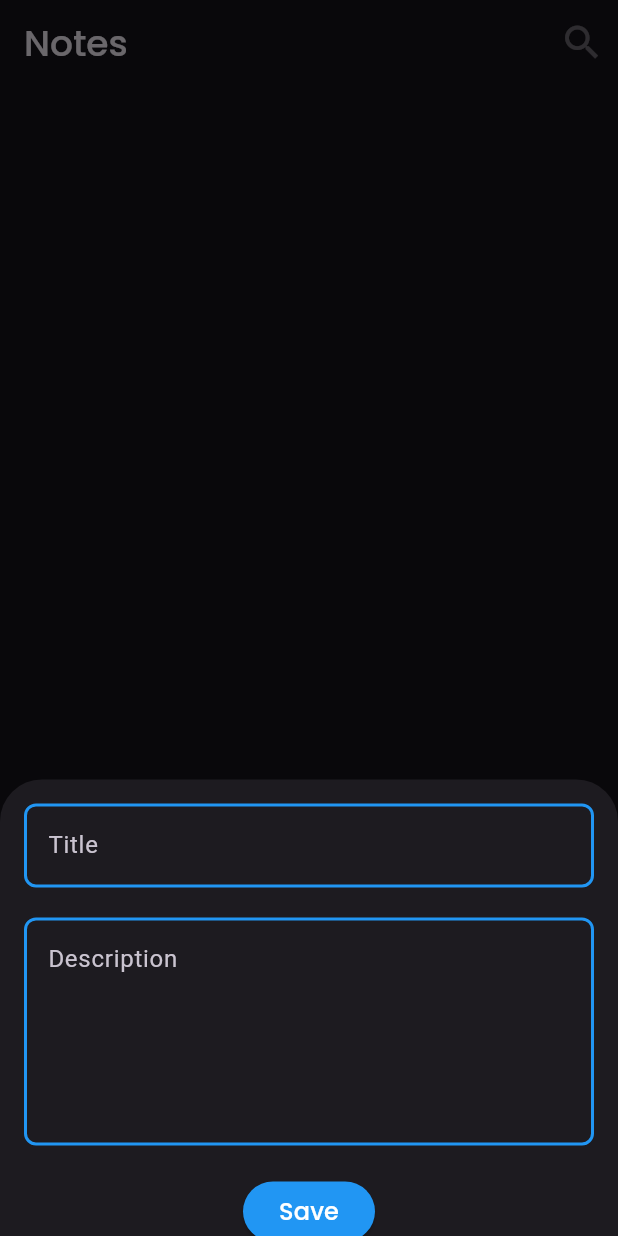
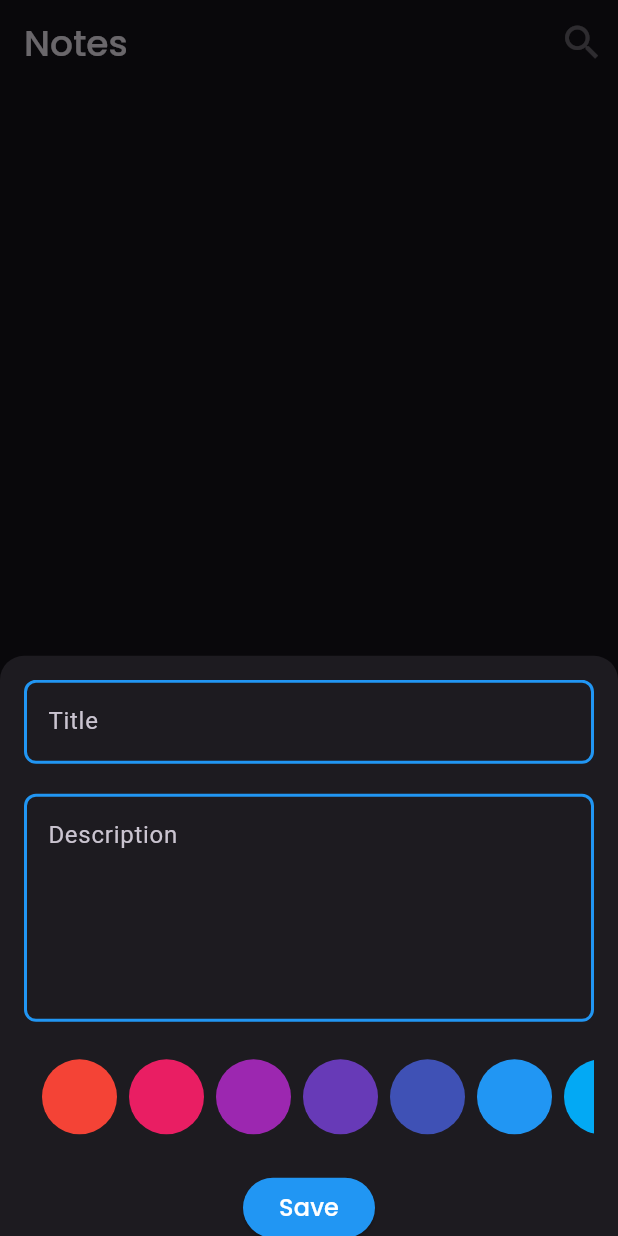
Before and after one commit to amro3z/note_hive, a Flutter app: the screen it shows after launch, after a tap on the "add" icon, on a phone screen of 412 x 824 dp. Run offline on Flutter 3.47's test engine with Material 3 defaults, Android fonts, the phone set to English and light mode, and no system bars; drawn by our look-alikes of modal_progress_hud_nsn; our stand-ins replace bloc, flutter_bloc, hive, hive_flutter, timeago; accounts and stored records are empty.

Commit message:
Add color selection feature and view note screen; refactor note item and add form

```diff
--- a/lib/base/CustomFormTextField.dart
+++ b/lib/base/CustomFormTextField.dart
@@ -41,7 +41,7 @@ class CustomFormTextField extends StatelessWidget {
       decoration: InputDecoration(
         hintText: hintText,
         helperStyle: TextStyle(
-          color: Colors.grey,
+          color: Colors.white30,
           fontSize: 16,
           fontFamily: 'Poppins',
           fontWeight: FontWeight.w400,
--- /dev/null
+++ b/lib/base/list_of_color.dart
@@ -0,0 +1,67 @@
+import 'package:flutter/material.dart';
+
+class ListOfColors extends StatefulWidget {
+  const ListOfColors({super.key, required this.onColorSelected});
+  final void Function(int) onColorSelected;
+
+  @override
+  State<ListOfColors> createState() => _ListOfColorsState();
+}
+
+class _ListOfColorsState extends State<ListOfColors> {
+  int colorOfNote = Colors.yellow.value; // Default selected color
+
+  @override
+  Widget build(BuildContext context) {
+    return SizedBox(
+      height: 60,
+      child: ListView.builder(
+        scrollDirection: Axis.horizontal,
+        padding: EdgeInsets.symmetric(horizontal: 8),
+        physics: BouncingScrollPhysics(),
+        shrinkWrap: true,
+        itemCount: Colors.primaries.length,
+        itemBuilder: (context, index) {
+          final color = Colors.primaries[index];
+          final isSelected =
+              color.value == colorOfNote; // ✅ check if this color is selected
+
+          return Padding(
+            padding: const EdgeInsets.all(4),
+            child: GestureDetector(
+              onTap: () {
+                setState(() {
+                  colorOfNote = color.value; // ✅ update selected color
+                });
+                widget.onColorSelected(
+                  colorOfNote,
+                ); // ✅ pass selected color to parent (AddForm)
+              },
+              child: Container(
+                decoration: BoxDecoration(
+                  shape: BoxShape.circle,
+                  color: color,
+                  border: isSelected
+                      ? Border.all(
+                          color: Colors.white,
+                          width: 4,
+                        ) // ✅ add white border if selected
+                      : null,
+                ),
+                width: 50,
+                height: 50,
+                child: isSelected
+                    ? Icon(
+                        Icons.check,
+                        color: Colors.white,
+                        size: 26,
+                      ) // ✅ show check icon if selected
+                    : null,
+              ),
+            ),
+          );
+        },
+      ),
+    );
+  }
+}
--- a/lib/helper/addForm.dart
+++ b/lib/helper/addForm.dart
@@ -2,21 +2,21 @@ import 'package:flutter/material.dart';
 import 'package:flutter_bloc/flutter_bloc.dart';
 import 'package:note_hive/base/CustomFormTextField.dart';
 import 'package:note_hive/base/customBottom.dart';
+import 'package:note_hive/base/list_of_color.dart';
 import 'package:note_hive/cubits/addNoteCubit/cubit/add_cubit_cubit.dart';
 import 'package:note_hive/models/note_model.dart';
 
-
 class AddForm extends StatefulWidget {
   const AddForm({super.key});
-
 
   @override
   State<AddForm> createState() => _AddFormState();
 }
 
 class _AddFormState extends State<AddForm> {
-  String title ='';
+  String title = '';
   String description = '';
+  int colorOfNote = Colors.yellow.value; // Default color
   AutovalidateMode autovalidateMode = AutovalidateMode.disabled;
   GlobalKey<FormState> formKey = GlobalKey<FormState>();
 
@@ -51,18 +51,28 @@ class _AddFormState extends State<AddForm> {
             },
           ),
           SizedBox(height: 20),
+          ListOfColors(
+            onColorSelected: (color) {
+              setState(() {
+                colorOfNote = color;
+              });
+            },
+          ),
+
+          SizedBox(height: 20),
           CustomBottom(
             title: "Save",
             onPressed: () {
               if (formKey.currentState!.validate()) {
                 formKey.currentState!.save();
-                BlocProvider.of<AddNoteCubit>(context, listen: false)
-                    .addNote(NoteModel(
+                BlocProvider.of<AddNoteCubit>(context, listen: false).addNote(
+                  NoteModel(
                     title: title,
                     description: description,
                     createdTime: DateTime.now(),
-                  color: Colors.blue.value,
-                ));
+                    color: colorOfNote,
+                  ),
+                );
               } else {
                 autovalidateMode = AutovalidateMode.always;
               }
--- a/lib/helper/bottomSheet.dart
+++ b/lib/helper/bottomSheet.dart
@@ -1,5 +1,4 @@
 import 'dart:developer';
-
 import 'package:flutter/material.dart';
 import 'package:flutter_bloc/flutter_bloc.dart';
 import 'package:modal_progress_hud_nsn/modal_progress_hud_nsn.dart';
@@ -10,19 +9,20 @@ import 'package:note_hive/helper/addForm.dart';
 class BottomSheetWidget {
   String title = '';
   String description = '';
+
   Future showAddNoteBottomSheet(BuildContext context) async {
     return await showModalBottomSheet(
       context: context,
-      isScrollControlled:
-          true, // 👈 ضروري علشان البوتوم شيت يبقى مرن مع الكيبورد
+      isScrollControlled: true, // ضروري علشان البوتوم شيت يتحرك مع الكيبورد
+      shape: RoundedRectangleBorder(
+        borderRadius: BorderRadius.vertical(top: Radius.circular(16)),
+      ),
       builder: (context) {
         return BlocProvider(
           create: (context) => AddNoteCubit(),
           child: Padding(
             padding: EdgeInsets.only(
-              bottom: MediaQuery.of(
-                context,
-              ).viewInsets.bottom, // 👈 علشان يتحرك مع الكيبورد
+              bottom: MediaQuery.of(context).viewInsets.bottom,
               left: 16,
               right: 16,
               top: 16,
@@ -34,24 +34,25 @@ class BottomSheetWidget {
                 }
                 if (state is AddCubitSuccess) {
                   log('Note added: ${state.title}');
-                  final cubit = context.read<LoadCubit>();
-                  cubit.fetchAllNotes();
+                  context.read<LoadCubit>().fetchAllNotes();
                   Navigator.pop(context);
                 }
               },
               builder: (context, state) {
                 return SizedBox(
-                  height: MediaQuery.of(context).size.height * 0.35,
+                  height: MediaQuery.of(context).size.height * 0.45,
                   child: ModalProgressHUD(
                     color: Colors.transparent,
                     progressIndicator: CircularProgressIndicator(
                       color: Colors.green,
                     ),
                     blur: 1,
-                    inAsyncCall: state is AddCubitLoading ? true : false,
+                    inAsyncCall: state is AddCubitLoading,
                     child: AbsorbPointer(
-                      absorbing: state is AddCubitLoading ? true : false,
-                      child: SingleChildScrollView(child: AddForm()),
+                      absorbing: state is AddCubitLoading,
+                      child: SingleChildScrollView(
+                        child: AddForm(), // ← ده الفورم بتاعك
+                      ),
                     ),
                   ),
                 );
--- a/lib/route.dart
+++ b/lib/route.dart
@@ -2,6 +2,7 @@ import 'package:flutter/material.dart';
 import 'package:note_hive/models/note_model.dart';
 import 'package:note_hive/screens/editNote.dart';
 import 'package:note_hive/screens/home.dart';
+import 'package:note_hive/screens/view_note.dart';
 
 class AppRoute {
   Route generateRoute(RouteSettings settings) {
@@ -11,7 +12,9 @@ class AppRoute {
       case "/editNote":
           final args = settings.arguments as NoteModel;
           return MaterialPageRoute(builder: (_) => EditNoteScreen(note: args));
-
+      case "/viewNote":
+       final args = settings.arguments as NoteModel;
+        return MaterialPageRoute(builder: (_) => ViewNote(note: args));
 
       default:
         return MaterialPageRoute(builder: (_) => const HomeScreen());
--- a/lib/screens/home.dart
+++ b/lib/screens/home.dart
@@ -34,7 +34,7 @@ class HomeScreen extends StatelessWidget {
                     final note = state.notes[index];
                     return NoteItem(
                       note: note,
-                      pagePath: '/editNote',
+                      pagePath: '/viewNote',
                     );
                   },
                 );
```
Also changed, not shown: lib/constant.dart (+3 -0 lines), lib/helper/noteItem.dart (+13 -5 lines), lib/screens/view_note.dart (added, +82 -0 lines). Lines whose indentation alone changed are shown as unchanged.
